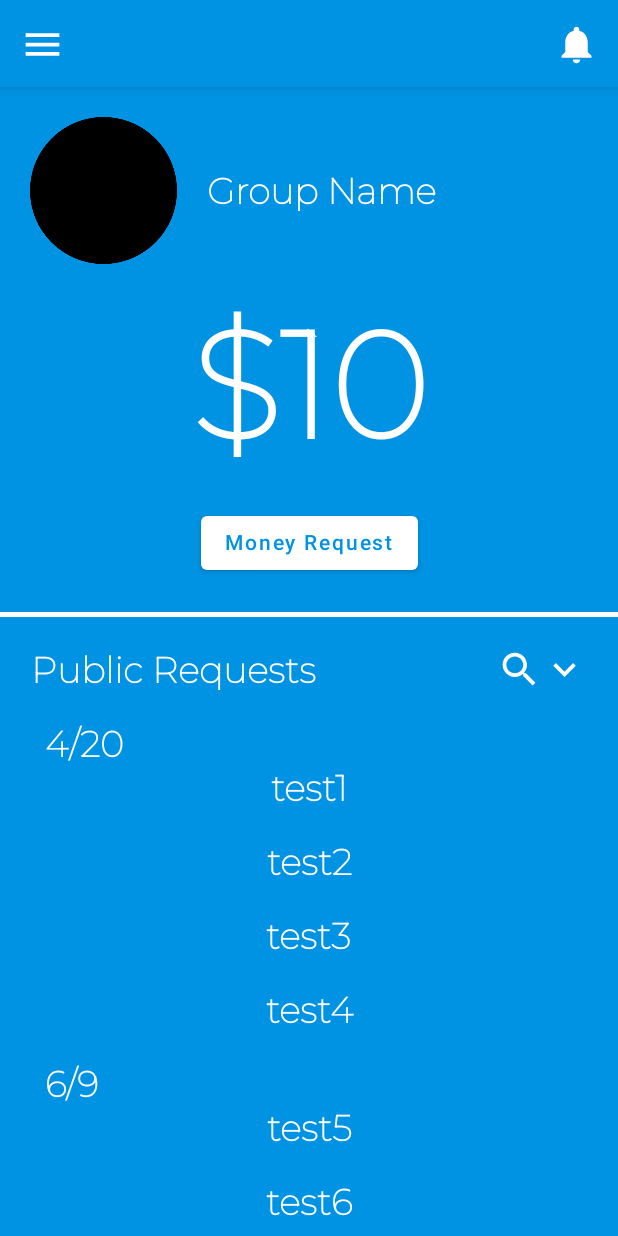
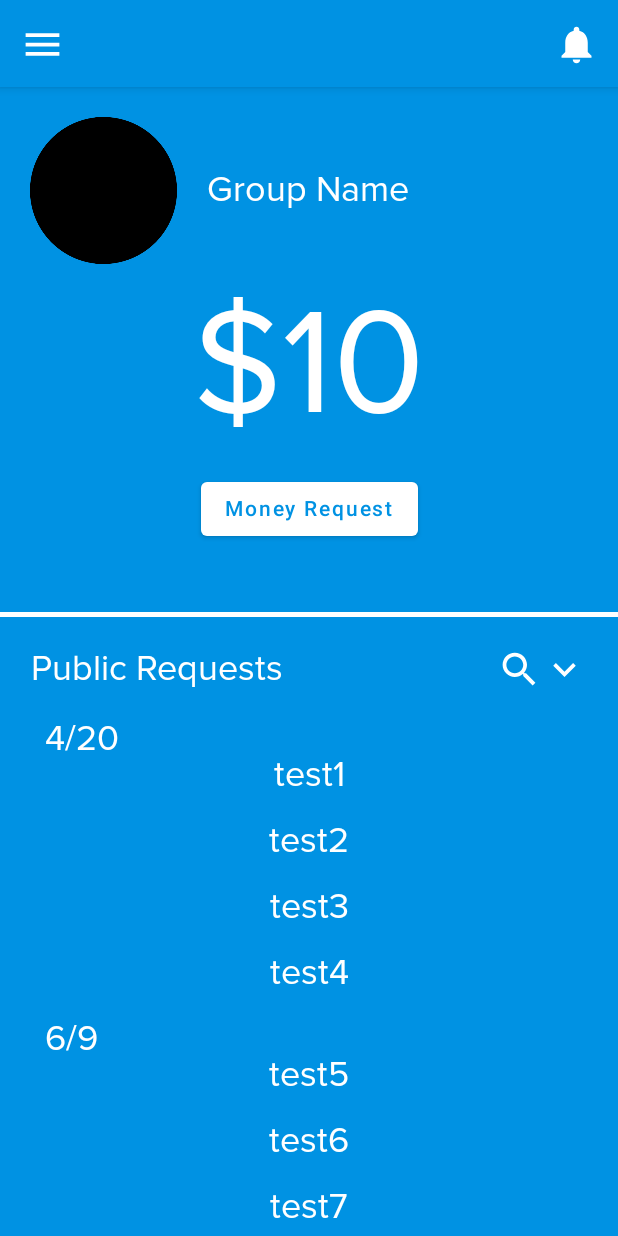
Before and after one commit to GRUP-MobileApp/Grupit, an Android app built with Jetpack Compose: the screen it shows after launch (MainActivity), on a phone screen of 412 x 824 dp. Run offline under Robolectric (Android 15) with nearby library versions, the phone set to English and light mode, and no system bars.

Commit message:
feature/MainPage -Changing colors

```diff
--- a/androidApp/src/main/java/com/example/grup/android/MainActivity.kt
+++ b/androidApp/src/main/java/com/example/grup/android/MainActivity.kt
@@ -138,7 +138,7 @@ fun GroupDetails() {
         ) {
             Text(
                 text = "Money Request",
-                color = AppTheme.colors.textSecondary,
+                color = AppTheme.colors.onSecondary,
             )
         }
     }
--- a/androidApp/src/main/java/com/example/grup/android/ui/Color.kt
+++ b/androidApp/src/main/java/com/example/grup/android/ui/Color.kt
@@ -1,9 +1,7 @@
 package com.example.grup.android.ui
 
-import androidx.compose.runtime.getValue
-import androidx.compose.runtime.mutableStateOf
-import androidx.compose.runtime.setValue
-import androidx.compose.runtime.staticCompositionLocalOf
+import androidx.compose.material.Colors
+import androidx.compose.runtime.*
 import androidx.compose.ui.graphics.Color
 
 val cyan_blue = Color(0xFF0092E3)
@@ -13,54 +11,62 @@ val red_error = Color(0xffff0033)
 class AppColors(
     primary: Color,
     secondary: Color,
-    textPrimary: Color,
-    textSecondary: Color,
+    onPrimary: Color,
+    onSecondary: Color,
     error: Color
 ) {
     var primary by mutableStateOf(primary)
         private set
     var secondary by mutableStateOf(secondary)
         private set
-    var textPrimary by mutableStateOf(textPrimary)
+    var onPrimary by mutableStateOf(onPrimary)
         private set
-    var textSecondary by mutableStateOf(textSecondary)
+    var onSecondary by mutableStateOf(onSecondary)
         private set
     var error by mutableStateOf(error)
         private set
     fun copy(
         primary: Color = this.primary,
         secondary: Color = this.secondary,
-        textPrimary: Color = this.textPrimary,
-        textSecondary: Color = this.textSecondary,
+        onPrimary: Color = this.onPrimary,
+        onSecondary: Color = this.onSecondary,
         error: Color = this.error,
     ): AppColors = AppColors(
         primary,
         secondary,
-        textPrimary,
-        textSecondary,
+        onPrimary,
+        onSecondary,
         error,
     )
 
     fun updateColorsFrom(other: AppColors) {
         primary = other.primary
         secondary = other.secondary
-        textPrimary = other.textPrimary
-        textSecondary = other.textSecondary
+        onPrimary = other.onPrimary
+        onSecondary = other.onSecondary
         error = other.error
+    }
+
+    fun Colors.contentColorFor(backgroundColor: Color): Color {
+        return when (backgroundColor) {
+            primary -> onPrimary
+            secondary -> onSecondary
+            else -> Color.Unspecified
+        }
     }
 }
 
 fun appColors(
     primary: Color = cyan_blue,
     secondary: Color = white,
-    textPrimary: Color = white,
-    textSecondary: Color = cyan_blue,
+    onPrimary: Color = white,
+    onSecondary: Color = cyan_blue,
     error: Color = red_error
 ): AppColors = AppColors(
     primary = primary,
     secondary = secondary,
-    textPrimary = textPrimary,
-    textSecondary = textSecondary,
+    onPrimary = onPrimary,
+    onSecondary = onSecondary,
     error = error
 )
 
--- a/androidApp/src/main/java/com/example/grup/android/ui/Generics.kt
+++ b/androidApp/src/main/java/com/example/grup/android/ui/Generics.kt
@@ -1,7 +1,11 @@
 package com.example.grup.android.ui
 
+import androidx.compose.material.LocalContentColor
+import androidx.compose.material.MaterialTheme
 import androidx.compose.runtime.Composable
 import androidx.compose.material.Text
+import androidx.compose.material.contentColorFor
+import androidx.compose.runtime.CompositionLocalProvider
 import androidx.compose.ui.Modifier
 import androidx.compose.ui.unit.TextUnit
 
@@ -11,11 +15,14 @@ fun h1Text(
     modifier: Modifier = Modifier,
     fontSize: TextUnit = TextUnit.Unspecified
 ) {
-    Text(
-        text = text,
-        modifier = modifier,
-        fontSize = fontSize,
-        style = AppTheme.typography.h1,
-        color = AppTheme.colors.textPrimary,
-    )
+    CompositionLocalProvider(
+        LocalContentColor provides AppTheme.colors.onPrimary
+    ) {
+        Text(
+            text = text,
+            modifier = modifier,
+            fontSize = fontSize,
+            style = AppTheme.typography.h1
+        )
+    }
 }
--- a/androidApp/src/main/java/com/example/grup/android/ui/Typography.kt
+++ b/androidApp/src/main/java/com/example/grup/android/ui/Typography.kt
@@ -7,6 +7,10 @@ import androidx.compose.ui.text.font.FontFamily
 import androidx.compose.ui.text.font.FontWeight
 import androidx.compose.ui.unit.sp
 import com.example.grup.android.R
+private val proxima_nova = FontFamily(
+    Font(R.font.proxima_nova, FontWeight.Normal)
+)
+
 
 private val montserrat = FontFamily(
     Font(R.font.montserrat, FontWeight.Normal)
@@ -14,12 +18,12 @@ private val montserrat = FontFamily(
 
 data class AppTypography(
     val h1: TextStyle = TextStyle(
-        fontFamily = montserrat,
-        fontWeight = FontWeight.ExtraBold,
+        fontFamily = proxima_nova,
+        fontWeight = FontWeight.Normal,
         fontSize = 24.sp
     ),
     val button: TextStyle = TextStyle(
-        fontFamily = montserrat,
+        fontFamily = proxima_nova,
         fontWeight = FontWeight.Normal,
         fontSize = 16.sp
     )
```
Also changed, not shown: androidApp/src/main/res/font/proxima_nova.otf (added).
